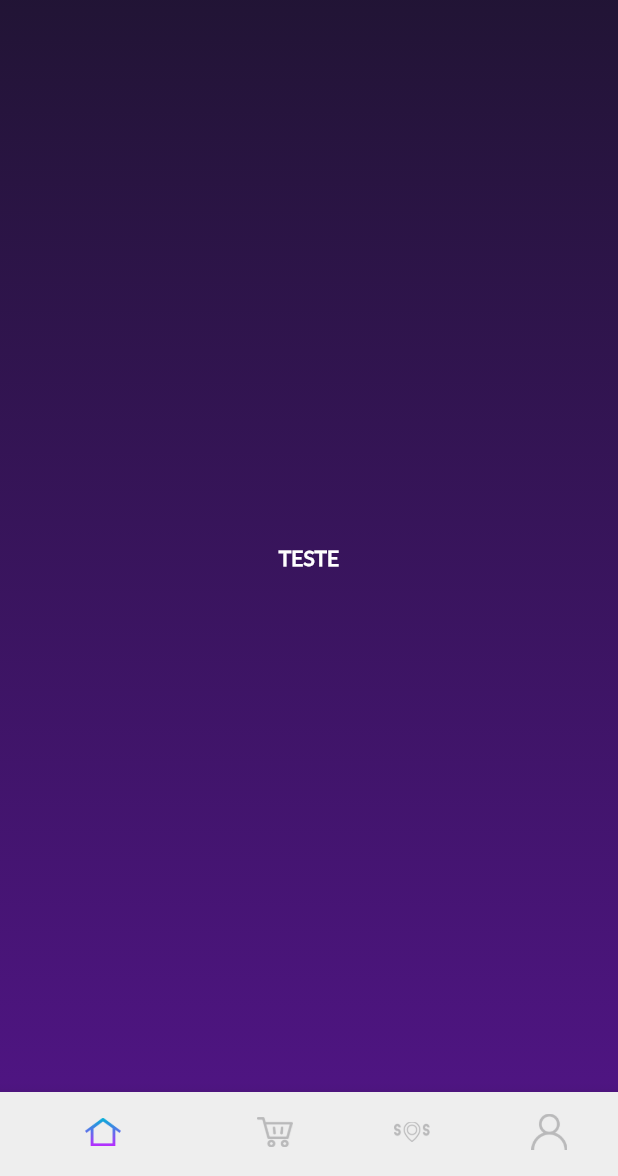
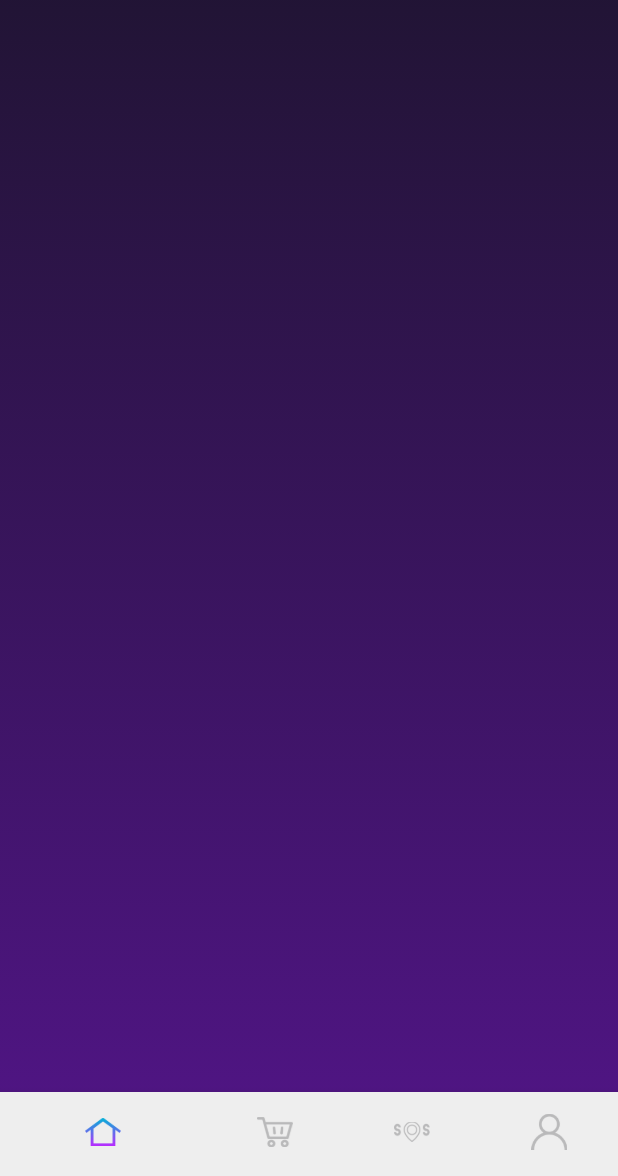
Before and after one commit to mrocigno/flutter-components, a Flutter app: the screen it shows after launch, on a phone screen of 412 x 824 dp, the part 60-1236 px from its top. Run offline on Flutter 3.47's test engine with Material 2 defaults, Android fonts, the phone set to English and light mode, and no system bars; our stand-ins replace rxdart.

Commit message:
commit da derrota

```diff
--- a/infrastructure/lib/flutter/components/HomeBottomNavigationBar.dart
+++ b/infrastructure/lib/flutter/components/HomeBottomNavigationBar.dart
@@ -8,11 +8,17 @@ class HomeBottomNavigationBar extends StatelessWidget {
   Widget build(BuildContext context) {
 
     double iconSize = 24.0;
-    return BottomNavigationBar(
+    return Material(
+      color: Constants.Colors.BOTTOM_NAVIGATION_BAR_COLOR,
+      elevation: 5,
+      child: Padding(
+        padding: EdgeInsets.only(bottom: MediaQuery.of(context).viewInsets.bottom),
+        child: BottomNavigationBar(
+          elevation: 0,
           showSelectedLabels: false,
           items: [
             BottomNavigationBarItem(
-          backgroundColor: Constants.Colors.BOTTOM_NAVIGATION_BAR_COLOR,
+                backgroundColor: Colors.transparent,
                 icon: Image.asset("assets/img/icHome.png", width: iconSize, height: iconSize,),
                 activeIcon: Image.asset("assets/img/icHomeActive.png", width: iconSize, height: iconSize,),
                 title: Text("Home")
@@ -38,6 +44,8 @@ class HomeBottomNavigationBar extends StatelessWidget {
                 title: Text("Perfil")
             ),
           ],
+        ),
+      ),
     );
   }
 
--- a/infrastructure/lib/flutter/components/inputs/FormValidate.dart
+++ b/infrastructure/lib/flutter/components/inputs/FormValidate.dart
@@ -6,10 +6,12 @@ import 'package:infrastructure/flutter/components/inputs/InputText.dart';
 class FormValidate extends StatefulWidget {
   FormValidate({
     Key key,
-    this.child
+    this.child,
+    this.padding
   }) : super(key: key);
 
   final Widget child;
+  final EdgeInsetsGeometry padding;
 
   @override
   FormValidateState createState() => FormValidateState();
@@ -33,6 +35,7 @@ class FormValidateState extends State<FormValidate> {
     return _FormValidateScope(
       state: this,
       child: Container(
+        padding: widget.padding,
         child: widget.child,
       ),
     );
--- a/infrastructure/lib/flutter/constants/Colors.dart
+++ b/infrastructure/lib/flutter/constants/Colors.dart
@@ -13,6 +13,5 @@ class Colors {
   static const Color RED_ERROR = Color.fromRGBO(246, 75, 99, 1);
 
   static const Color BOTTOM_NAVIGATION_BAR_COLOR = Color(0xFFEEEEEE);
-  static const String TESTE = "";
 
 }
--- a/lib/main.dart
+++ b/lib/main.dart
@@ -1,35 +1,57 @@
+import 'dart:developer' as dev;
+
 import 'package:flutter/material.dart';
 import 'package:flutter/services.dart';
-import 'package:infrastructure/flutter/constants/Routes.dart' as Constants;
-import 'package:infrastructure/flutter/constants/Colors.dart' as Constants;
 import 'package:mopei_app/src/ui/splash/SplashScreen.dart';
 
 void main() => runApp(MyApp());
 
-class MyApp extends StatelessWidget {
+class MyApp extends StatelessWidget with WidgetsBindingObserver{
+
+
+
+  static void configSystemStyleUI(){
+    SystemChrome.setSystemUIOverlayStyle(SystemUiOverlayStyle(
+      systemNavigationBarColor: Colors.transparent,
+      systemNavigationBarIconBrightness: Brightness.dark
+    ));
+  }
+
   // This widget is the root of your application.
   @override
   Widget build(BuildContext context) {
 
-    SystemChrome.setSystemUIOverlayStyle(
-        SystemUiOverlayStyle(
-            systemNavigationBarColor: Constants.Colors.BOTTOM_NAVIGATION_BAR_COLOR,
-            systemNavigationBarIconBrightness: Brightness.dark
-        )
-    );
+    SystemChrome.setEnabledSystemUIOverlays([SystemUiOverlay.top]);
+    configSystemStyleUI();
 
-    return MaterialApp(
-      title: 'Flutter Demo',
-      theme: ThemeData(
-        primarySwatch: Colors.blue,
-        fontFamily: 'Lato',
+    WidgetsBinding.instance.addObserver(this);
+
+    return AnnotatedRegion<SystemUiOverlayStyle>(
+      value: SystemUiOverlayStyle(systemNavigationBarIconBrightness: Brightness.dark),
+      child: MaterialApp(
+        title: 'Flutter Demo',
+        theme: ThemeData(
+          primarySwatch: Colors.blue,
+          fontFamily: 'Lato',
+        ),
+        home: SplashScreen(),
       ),
-      home: SplashScreen(),
-//      routes: {
-//        Constants.Routes.HOME_SCREEN: (context) => HomeScreen()
-//      },
     );
   }
+
+  @override
+  void didChangeAppLifecycleState(AppLifecycleState state) {
+    super.didChangeAppLifecycleState(state);
+    configSystemStyleUI();
+  }
+
+  @override
+  // ignore: missing_return
+  Future<bool> didPushRoute(String route) {
+    configSystemStyleUI();
+  }
+
+
 }
 
 //V operator [](Object key);
--- a/lib/src/ui/home/HomeScreen.dart
+++ b/lib/src/ui/home/HomeScreen.dart
@@ -2,6 +2,7 @@ import 'package:flutter/material.dart';
 import 'package:flutter/services.dart';
 import 'package:infrastructure/flutter/components/Background.dart';
 import 'package:infrastructure/flutter/components/HomeBottomNavigationBar.dart';
+import 'package:infrastructure/flutter/constants/Colors.dart' as Constants;
 import 'dart:developer' as dev;
 
 import 'package:mopei_app/src/ui/login/LoginModal.dart';
@@ -21,19 +22,6 @@ class HomeScreen extends StatelessWidget {
           onTap: () => LoginModal(context).show(),
         )
       ],
-      child: Container(
-        child: Center(
-          child: Hero(
-            tag: "title",
-            child: Text("TESTE",
-              style: TextStyle(
-                  color: Colors.white,
-                  fontWeight: FontWeight.bold
-              ),
-            ),
-          )
-        ),
-      )
     );
   }
 
--- a/lib/src/ui/login/pagelogin/PageLoginScreen.dart
+++ b/lib/src/ui/login/pagelogin/PageLoginScreen.dart
@@ -29,9 +29,8 @@ class PageLoginScreen extends StatelessWidget {
 
     var formKey = GlobalKey<FormValidateState>();
 
-    return Container(
+    return FormValidate(
       padding: EdgeInsets.all(20),
-      child: FormValidate(
       key: formKey,
       child: Column(
         children: <Widget>[
@@ -99,7 +98,6 @@ class PageLoginScreen extends StatelessWidget {
           )
         ],
       ),
-      )
     );
   }
 }
--- a/lib/src/ui/splash/SplashScreen.dart
+++ b/lib/src/ui/splash/SplashScreen.dart
@@ -1,10 +1,13 @@
 import 'dart:async';
 import 'dart:developer' as dev;
 import 'package:flutter/material.dart';
+import 'package:flutter/services.dart';
 import 'package:infrastructure/flutter/components/Background.dart';
+import 'package:infrastructure/flutter/components/HomeBottomNavigationBar.dart';
 import 'package:infrastructure/flutter/constants/Routes.dart';
 import 'package:infrastructure/flutter/constants/Strings.dart';
 import 'package:mopei_app/src/ui/home/HomeScreen.dart';
+import 'package:mopei_app/src/ui/login/LoginModal.dart';
 
 class SplashScreen extends StatelessWidget {
 
```
Also changed, not shown: infrastructure/lib/flutter/components/BackgroundLogin.dart (+11 -20 lines), lib/src/ui/login/LoginModal.dart (+21 -21 lines), lib/src/ui/login/pagecreateaccount/PageCreateAccountScreen.dart (+15 -11 lines), lib/src/ui/login/pageforgotpassword/PageForgotPasswordScreen.dart (+11 -7 lines), infrastructure/pubspec.lock, pubspec.lock, 2 other files. Lines whose indentation alone changed are shown as unchanged.
